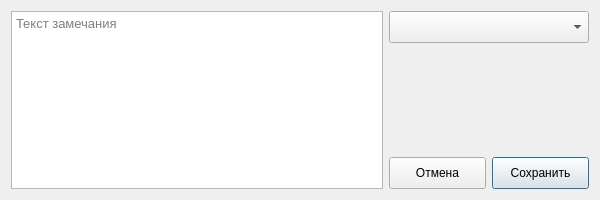
Old version of the form ui_remark_dialog.ui in the repository eluvesi/nca.
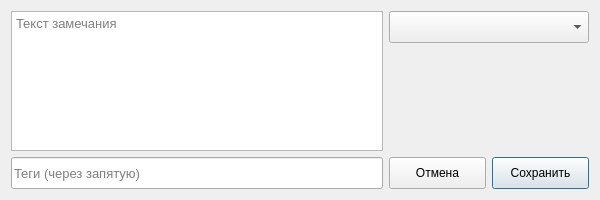
New version of the form. Icons and pictures are not drawn.

Commit message: Реализована возможность добавить к замечанию теги (пока что без возможности фильтрации замечаний по ним). Изменён формат сохранения в JSON. Изменён интерфейс главного окна и окна редактирования замечания. Убрана возможность перетаскивать вкладки 'Все' и 'Без категории'. Добавлена поддержка шорткатов Ctrl+N, Ctrl+O, Ctrl+S, Ctrl+Shift+S, Ctrl+R, Ctrl+A, Ctrl+F, Esc, Del. Дополнены описания некоторых классов.

The edit to the form file:
```diff
--- a/ui_remark_dialog.ui
+++ b/ui_remark_dialog.ui
@@ -25,10 +25,12 @@
   </property>
   <layout class="QHBoxLayout" name="horizontalLayout_2">
    <item>
+    <layout class="QVBoxLayout" name="verticalLayout_2">
+     <item>
     <widget class="QPlainTextEdit" name="textEdit">
      <property name="minimumSize">
       <size>
-       <width>370</width>
+         <width>0</width>
        <height>0</height>
       </size>
      </property>
@@ -41,6 +43,26 @@
       <string>Текст замечания</string>
      </property>
     </widget>
+     </item>
+     <item>
+      <widget class="QLineEdit" name="tagsLineEdit">
+       <property name="minimumSize">
+        <size>
+         <width>0</width>
+         <height>32</height>
+        </size>
+       </property>
+       <property name="font">
+        <font>
+         <pointsize>10</pointsize>
+        </font>
+       </property>
+       <property name="placeholderText">
+        <string>Теги (через запятую)</string>
+       </property>
+      </widget>
+     </item>
+    </layout>
    </item>
    <item>
     <layout class="QVBoxLayout" name="verticalLayout">
```
Lines whose indentation alone changed are shown as unchanged. The commit also changes 10 other files.
